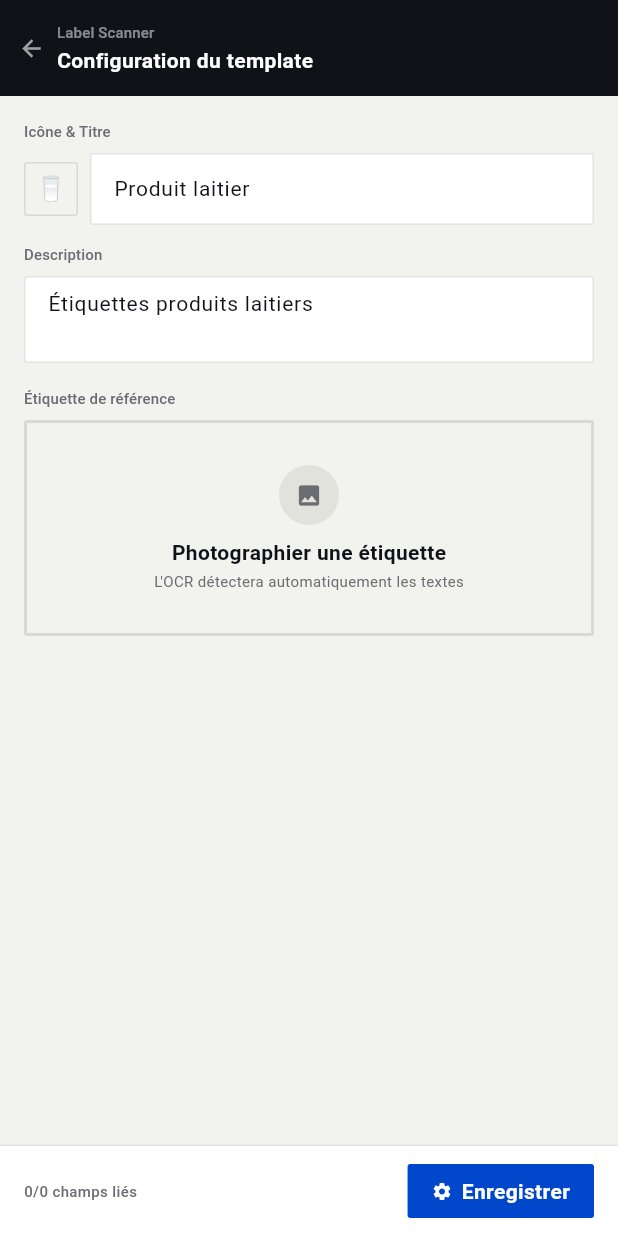
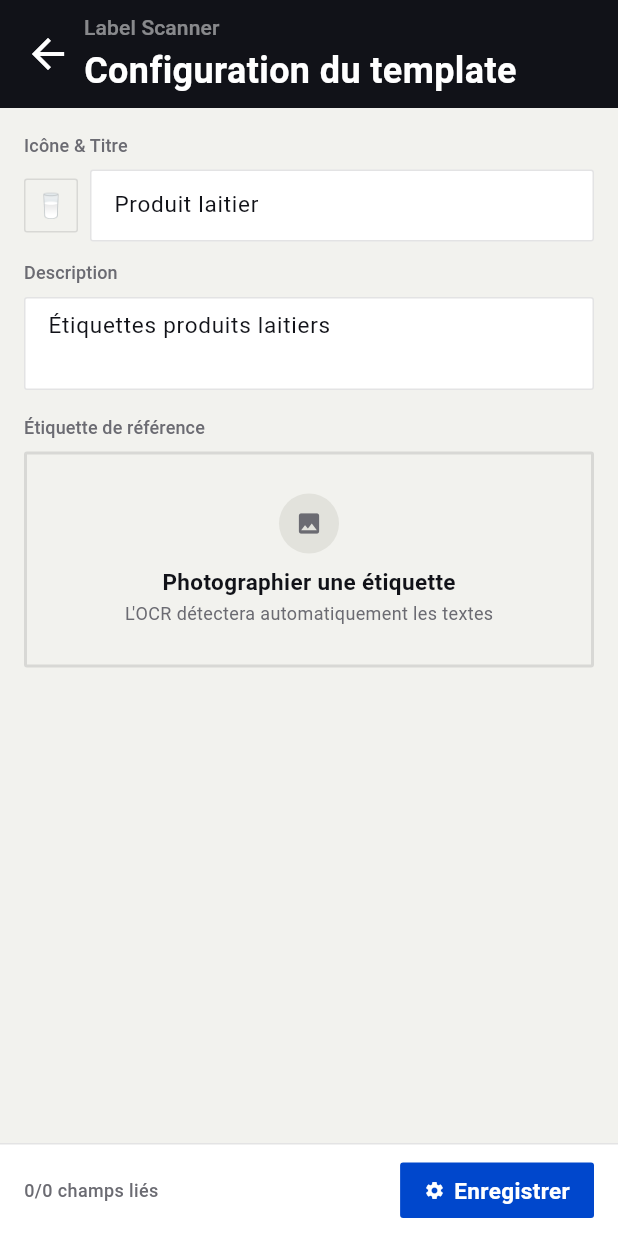
Before and after one commit to Cayaf89/label-ocr-app, a Flutter app: the screen it shows after launch, after a tap on "Produit laitier", on a phone screen of 412 x 824 dp. Run offline on Flutter 3.47's test engine with Material 3 defaults, Android fonts, the phone set to English and light mode, and no system bars; our stand-ins replace go_router, image_picker, sqflite; missing offline and left inert: google_mlkit_text_recognition; accounts and stored records are empty; Roboto replaces fonts that are missing (DM Sans, JetBrains Mono).

Commit message:
Fix all errors !

```diff
--- a/label_ocr_app/lib/app/theme/typography.dart
+++ b/label_ocr_app/lib/app/theme/typography.dart
@@ -14,65 +14,65 @@ class AppTypography {
   // Type scale definitions
   static TextStyle get labelSmall => const TextStyle(
     fontFamily: monoFontFamily,
-    fontSize: 9,
+    fontSize: 11,
     fontWeight: FontWeight.w500,
     letterSpacing: 0.1 * kEm,
   );
 
   static TextStyle get labelMedium => const TextStyle(
     fontFamily: monoFontFamily,
-    fontSize: 10,
+    fontSize: 12,
     fontWeight: FontWeight.w500,
     letterSpacing: 0.1 * kEm,
   );
 
   static TextStyle get bodySmall => const TextStyle(
     fontFamily: bodyFontFamily,
-    fontSize: 12,
+    fontSize: 13,
     fontWeight: FontWeight.w500,
   );
 
   static TextStyle get bodyMedium => const TextStyle(
     fontFamily: bodyFontFamily,
-    fontSize: 14,
+    fontSize: 15,
     fontWeight: FontWeight.w500,
   );
 
   static TextStyle get bodyMediumSemiBold => const TextStyle(
     fontFamily: bodyFontFamily,
-    fontSize: 14,
+    fontSize: 15,
     fontWeight: FontWeight.w600,
   );
 
   static TextStyle get headingSmall => const TextStyle(
     fontFamily: bodyFontFamily,
-    fontSize: 16,
+    fontSize: 17,
     fontWeight: FontWeight.w600,
   );
 
   // Monospace variants for technical data
   static TextStyle get monoLabelSmall => const TextStyle(
     fontFamily: monoFontFamily,
-    fontSize: 9,
+    fontSize: 11,
     fontWeight: FontWeight.w500,
   );
 
   static TextStyle get monoLabelMedium => const TextStyle(
     fontFamily: monoFontFamily,
-    fontSize: 10,
+    fontSize: 12,
     fontWeight: FontWeight.w500,
   );
 
   static TextStyle get monoBodySmall => const TextStyle(
     fontFamily: monoFontFamily,
-    fontSize: 9,
+    fontSize: 11,
     fontWeight: FontWeight.w400,
   );
 
   // Section header style (uppercase, tracking-widest)
   static TextStyle sectionHeader(BuildContext context) => const TextStyle(
     fontFamily: monoFontFamily,
-    fontSize: 10,
+    fontSize: 12,
     fontWeight: FontWeight.w500,
     letterSpacing: 0.1 * kEm,
     color: AppColors.mutedForegroundLight,
@@ -81,7 +81,7 @@ class AppTypography {
   // Field name in headers style
   static TextStyle fieldNameHeader(BuildContext context) => TextStyle(
     fontFamily: monoFontFamily,
-    fontSize: 9,
+    fontSize: 11,
     fontWeight: FontWeight.w500,
     letterSpacing: 0.08 * kEm,
     color: Theme.of(context).colorScheme.primary,
@@ -90,7 +90,7 @@ class AppTypography {
   // Detected text value style
   static TextStyle detectedValue(BuildContext context) => TextStyle(
     fontFamily: monoFontFamily,
-    fontSize: 14,
+    fontSize: 15,
     fontWeight: FontWeight.w500,
     color: Theme.of(context).colorScheme.onSurface,
   );
@@ -98,7 +98,7 @@ class AppTypography {
   // Coordinate display style
   static TextStyle coordinateDisplay(BuildContext context) => const TextStyle(
     fontFamily: monoFontFamily,
-    fontSize: 9,
+    fontSize: 11,
     fontWeight: FontWeight.w400,
     color: AppColors.mutedForegroundLight,
   );
@@ -106,7 +106,7 @@ class AppTypography {
   // Timestamp style
   static TextStyle timestampStyle(BuildContext context) => const TextStyle(
     fontFamily: monoFontFamily,
-    fontSize: 9,
+    fontSize: 11,
     fontWeight: FontWeight.w400,
     color: AppColors.mutedForegroundLight,
   );
--- a/label_ocr_app/lib/components/navbar.dart
+++ b/label_ocr_app/lib/components/navbar.dart
@@ -37,32 +37,35 @@ class Navbar extends StatelessWidget implements PreferredSizeWidget {
 
   @override
   Widget build(BuildContext context) {
-    final canPop = Navigator.of(context).canPop();
+    bool canPop;
+    try {
+      canPop = Navigator.of(context).canPop();
+    } catch (_) {
+      canPop = false;
+    }
     final shouldShowBack = showBackButton && canPop;
 
     return Container(
-      height: navbarHeight,
       color: const Color(0xFF111218),
       child: SafeArea(
         bottom: false,
+        child: SizedBox(
+          height: navbarHeight,
           child: Padding(
             padding: const EdgeInsets.symmetric(horizontal: 16.0),
             child: Row(
               children: [
                 // ── Left side ────────────────────────────────────────
-              Expanded(
+                Flexible(
                   child: Row(
                     children: [
                       if (shouldShowBack) ...[
                         GestureDetector(
                           onTap: onBack ?? () => Navigator.of(context).pop(),
-                        child: Padding(
-                          padding: const EdgeInsets.only(left: -4.0),
-                          child: Icon(
+                          child: const Icon(
                             Icons.arrow_back,
-                            size: 18,
-                            color: Colors.white.withValues(alpha: 0.6),
-                          ),
+                            size: 32,
+                            color: Colors.white,
                           ),
                         ),
                       ],
@@ -78,7 +81,7 @@ class Navbar extends StatelessWidget implements PreferredSizeWidget {
                               subtitle,
                               style: AppTypography.monoLabelSmall.copyWith(
                                 color: Colors.white.withValues(alpha: 0.5),
-                              fontSize: 10,
+                                fontSize: 14,
                                 letterSpacing: 0.1 * kEm,
                               ),
                             ),
@@ -87,7 +90,7 @@ class Navbar extends StatelessWidget implements PreferredSizeWidget {
                               title,
                               style: const TextStyle(
                                 fontFamily: AppTypography.bodyFontFamily,
-                              fontSize: 14,
+                                fontSize: 24,
                                 fontWeight: FontWeight.w600,
                                 color: Colors.white,
                               ),
@@ -105,6 +108,7 @@ class Navbar extends StatelessWidget implements PreferredSizeWidget {
             ),
           ),
         ),
+      ),
     );
   }
 }
--- a/label_ocr_app/lib/screens/template_list_screen.dart
+++ b/label_ocr_app/lib/screens/template_list_screen.dart
@@ -133,7 +133,7 @@ class _TemplateListScreenState extends State<TemplateListScreen> {
                       'Cr\u00e9er un nouveau template',
                       style: TextStyle(
                         fontFamily: AppTypography.bodyFontFamily,
-                        fontSize: 14,
+                        fontSize: 15,
                         fontWeight: FontWeight.w500,
                         color: AppColors.mutedForegroundLight,
                       ),
@@ -160,13 +160,13 @@ class _TemplateListScreenState extends State<TemplateListScreen> {
         child: const Row(
           mainAxisSize: MainAxisSize.min,
           children: [
-            Icon(Icons.add, size: 12, color: Colors.white),
+            Icon(Icons.add, size: 16, color: Colors.white),
             SizedBox(width: 4),
             Text(
               'Nouveau',
               style: TextStyle(
                 fontFamily: AppTypography.bodyFontFamily,
-                fontSize: 12,
+                fontSize: 16,
                 fontWeight: FontWeight.w600,
                 color: Colors.white,
               ),
@@ -243,7 +243,7 @@ class _TemplateListScreenState extends State<TemplateListScreen> {
                       child: Center(
                         child: Text(
                           template.icon,
-                          style: const TextStyle(fontSize: 18),
+                          style: const TextStyle(fontSize: 20),
                         ),
                       ),
                     ),
@@ -256,7 +256,7 @@ class _TemplateListScreenState extends State<TemplateListScreen> {
                             template.name,
                             style: const TextStyle(
                               fontFamily: AppTypography.bodyFontFamily,
-                              fontSize: 14,
+                              fontSize: 15,
                               fontWeight: FontWeight.w600,
                               color: AppColors.foregroundLight,
                               overflow: TextOverflow.ellipsis,
@@ -268,7 +268,7 @@ class _TemplateListScreenState extends State<TemplateListScreen> {
                             template.description,
                             style: const TextStyle(
                               fontFamily: AppTypography.bodyFontFamily,
-                              fontSize: 10,
+                              fontSize: 11,
                               color: AppColors.mutedForegroundLight,
                               overflow: TextOverflow.ellipsis,
                             ),
@@ -292,7 +292,7 @@ class _TemplateListScreenState extends State<TemplateListScreen> {
                         '${template.fieldsCount} champs',
                         style: const TextStyle(
                           fontFamily: AppTypography.monoFontFamily,
-                          fontSize: 9,
+                          fontSize: 11,
                           fontWeight: FontWeight.w500,
                           color: Colors.white,
                         ),
@@ -326,7 +326,7 @@ class _TemplateListScreenState extends State<TemplateListScreen> {
                                   : 'Jamais utilis\u00e9',
                               style: const TextStyle(
                                 fontFamily: AppTypography.monoFontFamily,
-                                fontSize: 9,
+                                fontSize: 11,
                                 color: AppColors.mutedForegroundLight,
                               ),
                             ),
@@ -382,7 +382,7 @@ class _TemplateListScreenState extends State<TemplateListScreen> {
                                     'Scan',
                                     style: TextStyle(
                                       fontFamily: AppTypography.bodyFontFamily,
-                                      fontSize: 12,
+                                      fontSize: 13,
                                       fontWeight: FontWeight.w500,
                                       color: Colors.white,
                                     ),
--- a/label_ocr_app/lib/screens/template_screen.dart
+++ b/label_ocr_app/lib/screens/template_screen.dart
@@ -210,7 +210,7 @@ class _TemplateScreenState extends State<TemplateScreen> {
                                 ),
                                 style: const TextStyle(
                                   fontFamily: AppTypography.bodyFontFamily,
-                                  fontSize: 14,
+                                  fontSize: 15,
                                 ),
                               ),
                             ),
@@ -264,7 +264,7 @@ class _TemplateScreenState extends State<TemplateScreen> {
                           ),
                           style: const TextStyle(
                             fontFamily: AppTypography.bodyFontFamily,
-                            fontSize: 14,
+                            fontSize: 15,
                           ),
                         ),
                         const SizedBox(height: AppSpacing.gapLarge),
@@ -290,10 +290,7 @@ class _TemplateScreenState extends State<TemplateScreen> {
   }
 
   Widget _buildSectionLabel(String label) {
-    return Text(
-      label,
-      style: AppTypography.sectionHeader(context).copyWith(fontSize: 10),
-    );
+    return Text(label, style: AppTypography.sectionHeader(context));
   }
 
   Widget _buildImageZone() {
@@ -342,7 +339,7 @@ class _TemplateScreenState extends State<TemplateScreen> {
                             child: Text(
                               field.apiField.split('.').last,
                               style: const TextStyle(
-                                fontSize: 7,
+                                fontSize: 9,
                                 color: Colors.white,
                               ),
                             ),
@@ -367,7 +364,7 @@ class _TemplateScreenState extends State<TemplateScreen> {
                       ),
                       child: const Text(
                         'Changer',
-                        style: TextStyle(fontSize: 9, color: Colors.white),
+                        style: TextStyle(fontSize: 11, color: Colors.white),
                       ),
                     ),
                   ),
@@ -397,7 +394,7 @@ class _TemplateScreenState extends State<TemplateScreen> {
                           Text(
                             '$_detectionCount zones d\u00e9tect\u00e9es',
                             style: const TextStyle(
-                              fontSize: 9,
+                              fontSize: 11,
                               color: Colors.white,
                             ),
                           ),
@@ -428,7 +425,7 @@ class _TemplateScreenState extends State<TemplateScreen> {
                     const Text(
                       'Photographier une \u00e9tiquette',
                       style: TextStyle(
-                        fontSize: 14,
+                        fontSize: 15,
                         fontWeight: FontWeight.w600,
                         fontFamily: AppTypography.bodyFontFamily,
                       ),
@@ -437,7 +434,7 @@ class _TemplateScreenState extends State<TemplateScreen> {
                     const Text(
                       'L\'OCR d\u00e9tectera automatiquement les textes',
                       style: TextStyle(
-                        fontSize: 10,
+                        fontSize: 12,
                         color: AppColors.mutedForegroundLight,
                       ),
                     ),
@@ -453,7 +450,7 @@ class _TemplateScreenState extends State<TemplateScreen> {
       children: [
         Text(
           'Textes d\u00e9tect\u00e9s \u2192 Champs API',
-          style: AppTypography.sectionHeader(context).copyWith(fontSize: 10),
+          style: AppTypography.sectionHeader(context),
         ),
         const Expanded(child: Divider(color: AppColors.borderLight, height: 1)),
         Container(
@@ -538,7 +535,7 @@ class _TemplateScreenState extends State<TemplateScreen> {
                             ? Text(
                                 detectedText.text,
                                 style: const TextStyle(
-                                  fontSize: 14,
+                                  fontSize: 15,
                                   fontWeight: FontWeight.w500,
                                   fontFamily: AppTypography.monoFontFamily,
                                 ),
@@ -546,7 +543,7 @@ class _TemplateScreenState extends State<TemplateScreen> {
                             : const Text(
                                 'Aucun texte d\u00e9tect\u00e9 \u00e0 cette position',
                                 style: TextStyle(
-                                  fontSize: 9,
+                                  fontSize: 11,
                                   color: AppColors.mutedForegroundLight,
                                   fontStyle: FontStyle.italic,
                                 ),
@@ -686,7 +683,7 @@ class _TemplateScreenState extends State<TemplateScreen> {
                   Text(
                     _saveSuccess ? 'Sauvegard\u00e9' : 'Enregistrer',
                     style: const TextStyle(
-                      fontSize: 14,
+                      fontSize: 15,
                       fontWeight: FontWeight.w600,
                       fontFamily: AppTypography.bodyFontFamily,
                       color: Colors.white,
--- a/label_ocr_app/lib/utils/constants.dart
+++ b/label_ocr_app/lib/utils/constants.dart
@@ -34,5 +34,5 @@ const Map<String, List<Map<String, dynamic>>> sampleFieldMappings = {
 };
 
 const String appName = 'Label OCR Mapper';
-const double navbarHeight = 64.0;
+const double navbarHeight = 72.0;
 const double cameraZoneHeight = 180.0;
```
Also changed, not shown: label_ocr_app/lib/screens/scan_screen.dart (+19 -17 lines). Lines whose indentation alone changed are shown as unchanged.
